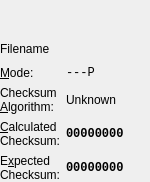
Qt form src/mcrecover/ui/MemCardFileView.ui (GerbilSoft/mcrecover) before a commit.
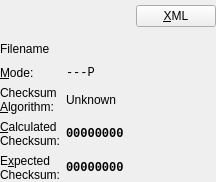
The same form after that commit.

Commit message:
XmlTemplateDialog: New dialog to make it easier to add database entries.
This dialog will appear after clicking the XML button in
MemCardFileView. It will have an XML fragment containing
the information from the file.

The XML fragment will be usable as-is, but in most cases,
variable modifiers will need to be added.

Patch:
```diff
--- a/src/mcrecover/ui/MemCardFileView.ui
+++ b/src/mcrecover/ui/MemCardFileView.ui
@@ -100,6 +100,13 @@
        </property>
       </spacer>
      </item>
+     <item>
+      <widget class="QPushButton" name="btnXML">
+       <property name="text">
+        <string notr="true">&amp;XML</string>
+       </property>
+      </widget>
+     </item>
     </layout>
    </item>
    <item row="1" column="0" colspan="2">
```
The commit also changes 5 other files.
